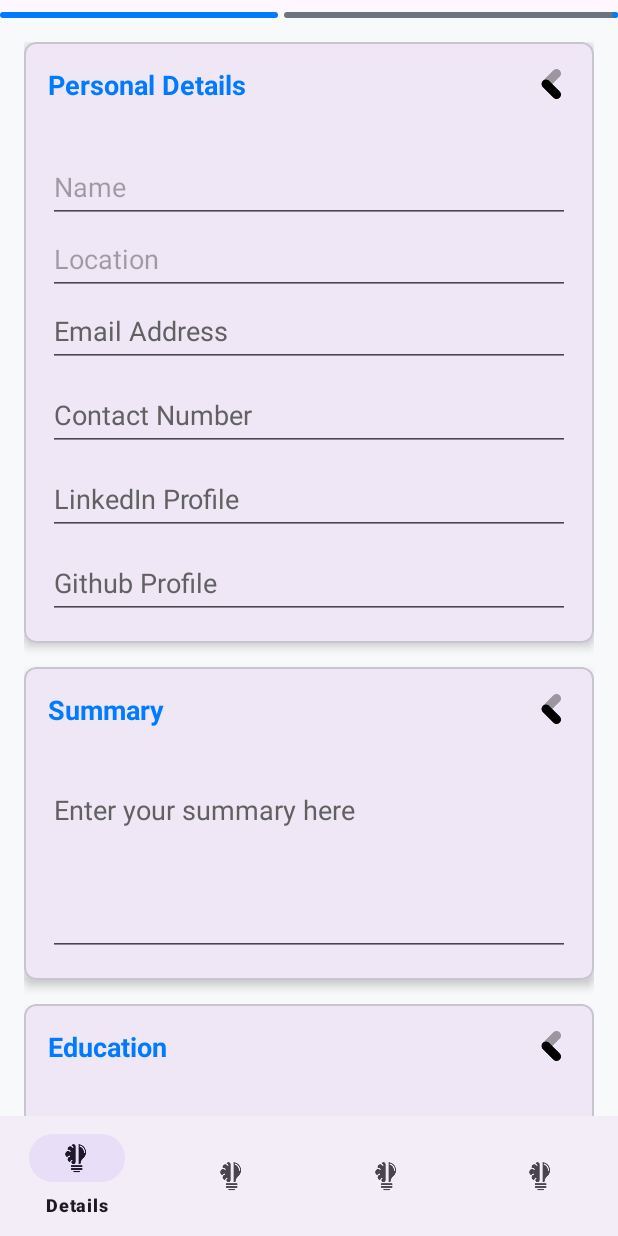
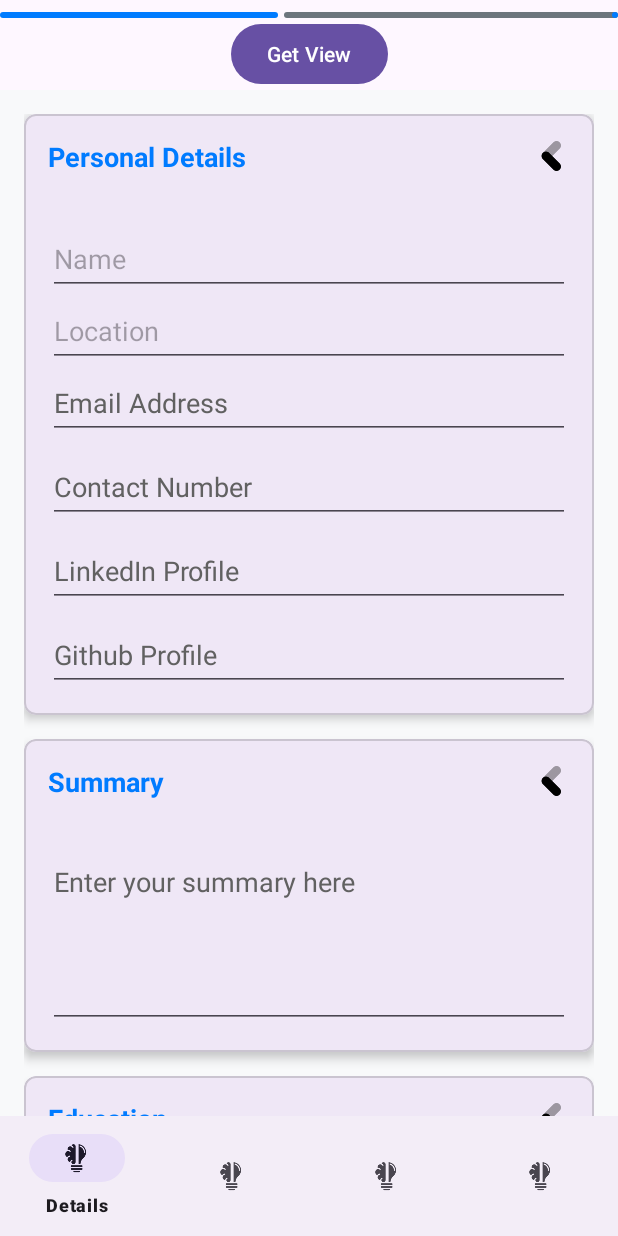
Before and after one commit to Jawad-Ahmad-M/ResuBuild, an Android app: the screen it shows after launch (MainActivity), on a phone screen of 412 x 824 dp. Run offline under Robolectric (Android 15) with nearby library versions, the phone set to English and light mode, and no system bars; libraries missing offline, so code that uses them is left out: com.github.barteksc.pdfviewer; 2 statements that could not run were skipped.

Commit message:
Refractored the UI of Details Fragment

```diff
--- a/app/src/main/res/layout/fragment_details.xml
+++ b/app/src/main/res/layout/fragment_details.xml
@@ -22,13 +22,24 @@
         app:layout_constraintEnd_toEndOf="parent"
         app:layout_constraintTop_toTopOf="parent"/>
 
+    <Button
+        android:id="@+id/btn_get_view"
+        android:layout_width="wrap_content"
+        android:layout_height="wrap_content"
+        android:text="@string/get_view"
+        app:layout_constraintEnd_toEndOf="parent"
+        app:layout_constraintStart_toStartOf="parent"
+        app:layout_constraintTop_toBottomOf="@id/progress_bar"
+        app:layout_constraintBottom_toTopOf="@id/scrollView"/>
+
     <ScrollView
+        android:id="@+id/scrollView"
         android:layout_width="0dp"
         android:layout_height="0dp"
         android:background="@color/background"
         app:layout_constraintWidth_max="450dp"
         android:fillViewport="true"
-        app:layout_constraintTop_toBottomOf="@id/progress_bar"
+        app:layout_constraintTop_toBottomOf="@id/btn_get_view"
         app:layout_constraintStart_toStartOf="parent"
         app:layout_constraintEnd_toEndOf="parent"
         app:layout_constraintBottom_toBottomOf="parent">
@@ -40,16 +51,6 @@
             android:orientation="vertical"
             android:padding="16dp">
 
-
-
-<!--            <Button-->
-<!--                android:id="@+id/btn_get_view"-->
-<!--                android:layout_width="wrap_content"-->
-<!--                android:layout_height="wrap_content"-->
-<!--                android:text="@string/get_view"-->
-<!--                app:layout_constraintEnd_toEndOf="parent"-->
-<!--                app:layout_constraintTop_toTopOf="parent"-->
-<!--                app:layout_constraintBottom_toTopOf="@id/scrollView"/>-->
 
             <!-- Personal Details Section (Static Fields) -->
             <com.google.android.material.card.MaterialCardView
```
